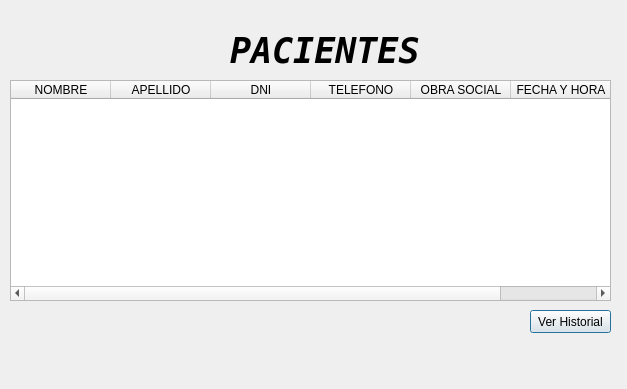
Before: the Qt Designer form diseños_qt/todos_los_pacientes.ui in FeliFaule/PROYECTO-FINAL, drawn with Qt 5.
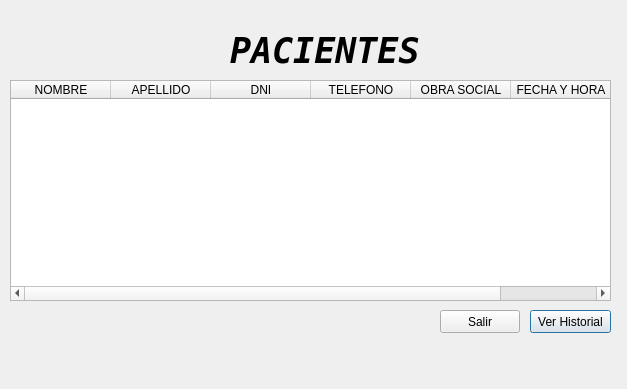
After: the same form once the commit is applied.

What changed in the file:
```diff
--- a/diseños_qt/todos_los_pacientes.ui
+++ b/diseños_qt/todos_los_pacientes.ui
@@ -92,6 +92,19 @@
     <string>&lt;html&gt;&lt;head/&gt;&lt;body&gt;&lt;p&gt;&lt;span style=&quot; font-size:26pt;&quot;&gt;PACIENTES&lt;/span&gt;&lt;/p&gt;&lt;/body&gt;&lt;/html&gt;</string>
    </property>
   </widget>
+  <widget class="QPushButton" name="salir_boton_">
+   <property name="geometry">
+    <rect>
+     <x>440</x>
+     <y>310</y>
+     <width>80</width>
+     <height>23</height>
+    </rect>
+   </property>
+   <property name="text">
+    <string>Salir</string>
+   </property>
+  </widget>
  </widget>
  <resources/>
  <connections/>
```
Left out of the diff: 39 changed lines with no effect on the pictures.
